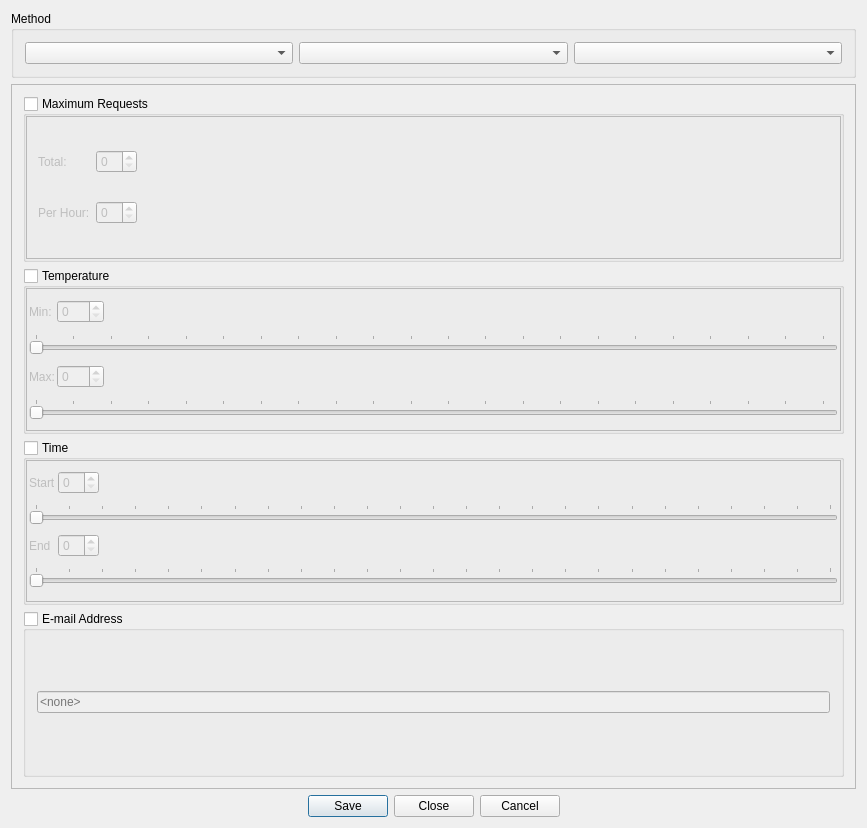
This is IdsEditor/RuleEditor.ui in pnnl/ms-speak as Qt 5 draws it before an edit. The edited form follows.
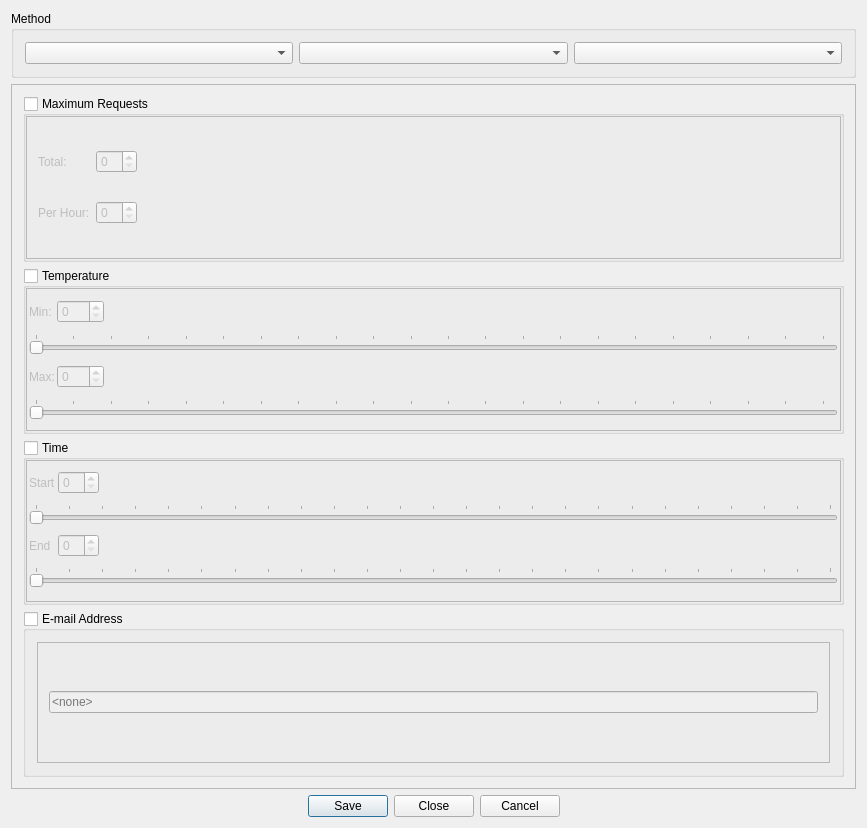
This is the edited form. Icons and pictures are not drawn.

```diff
--- a/IdsEditor/RuleEditor.ui
+++ b/IdsEditor/RuleEditor.ui
@@ -60,7 +60,7 @@
         <x>0</x>
         <y>0</y>
         <width>819</width>
-        <height>655</height>
+        <height>683</height>
        </rect>
       </property>
       <layout class="QVBoxLayout" name="verticalLayout">
@@ -475,6 +475,15 @@
          <property name="checked">
           <bool>false</bool>
          </property>
+         <layout class="QVBoxLayout" name="verticalLayout_2">
+          <item>
+           <widget class="QFrame" name="EmailFrame">
+            <property name="frameShape">
+             <enum>QFrame::StyledPanel</enum>
+            </property>
+            <property name="frameShadow">
+             <enum>QFrame::Raised</enum>
+            </property>
          <layout class="QGridLayout" name="gridLayout_4">
           <item row="0" column="0">
            <widget class="QLineEdit" name="Email">
@@ -490,6 +499,9 @@
             <property name="placeholderText">
              <string>&lt;none&gt;</string>
             </property>
+              </widget>
+             </item>
+            </layout>
            </widget>
           </item>
          </layout>
```
Lines whose indentation alone changed are shown as unchanged.
